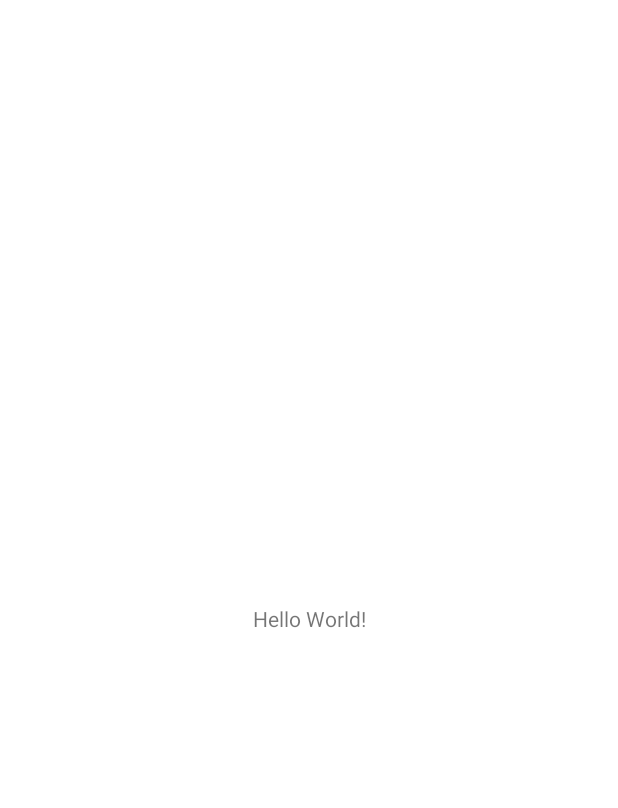
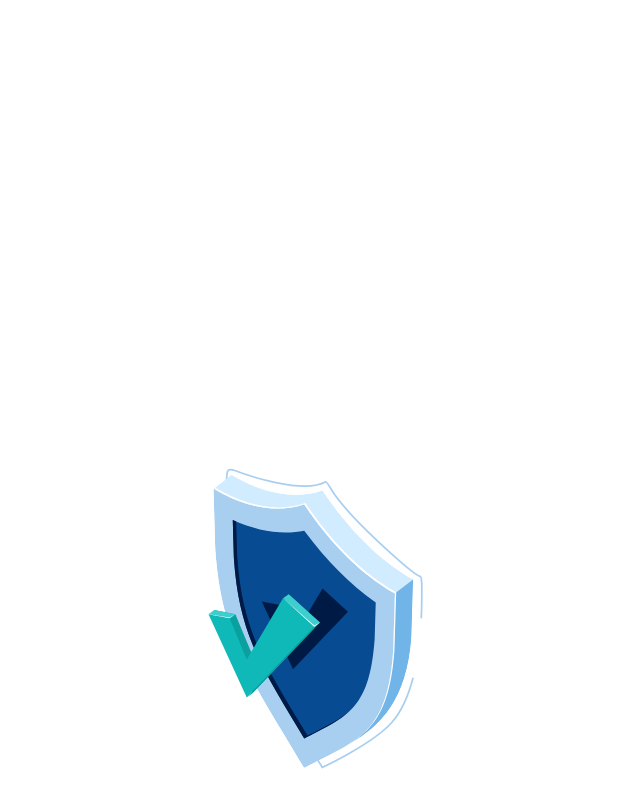
Before and after one commit to ProgrammerJayT/4HER, an Android app: the screen it shows after launch (MainActivity), on a phone screen of 412 x 824 dp. Before the commit the part shown is almost empty. Shown: the top 808 px of the screen. Run offline under Robolectric (Android 15) with nearby library versions, the phone set to English and light mode, and no system bars.

Commit message:
Added lottie view

```diff
--- a/app/src/main/res/layout/activity_main.xml
+++ b/app/src/main/res/layout/activity_main.xml
@@ -6,13 +6,16 @@
     android:layout_height="match_parent"
     tools:context=".MainActivity">
 
-    <TextView
-        android:layout_width="wrap_content"
+    <com.airbnb.lottie.LottieAnimationView
+        android:id="@+id/animationView"
+        android:layout_width="match_parent"
         android:layout_height="wrap_content"
-        android:text="Hello World!"
         app:layout_constraintBottom_toBottomOf="parent"
-        app:layout_constraintLeft_toLeftOf="parent"
-        app:layout_constraintRight_toRightOf="parent"
-        app:layout_constraintTop_toTopOf="parent" />
+        app:layout_constraintEnd_toEndOf="parent"
+        app:layout_constraintStart_toStartOf="parent"
+        app:layout_constraintTop_toTopOf="parent"
+        app:lottie_autoPlay="true"
+        app:lottie_loop="true"
+        app:lottie_rawRes="@raw/launcher_ani" />
 
 </androidx.constraintlayout.widget.ConstraintLayout>
```
